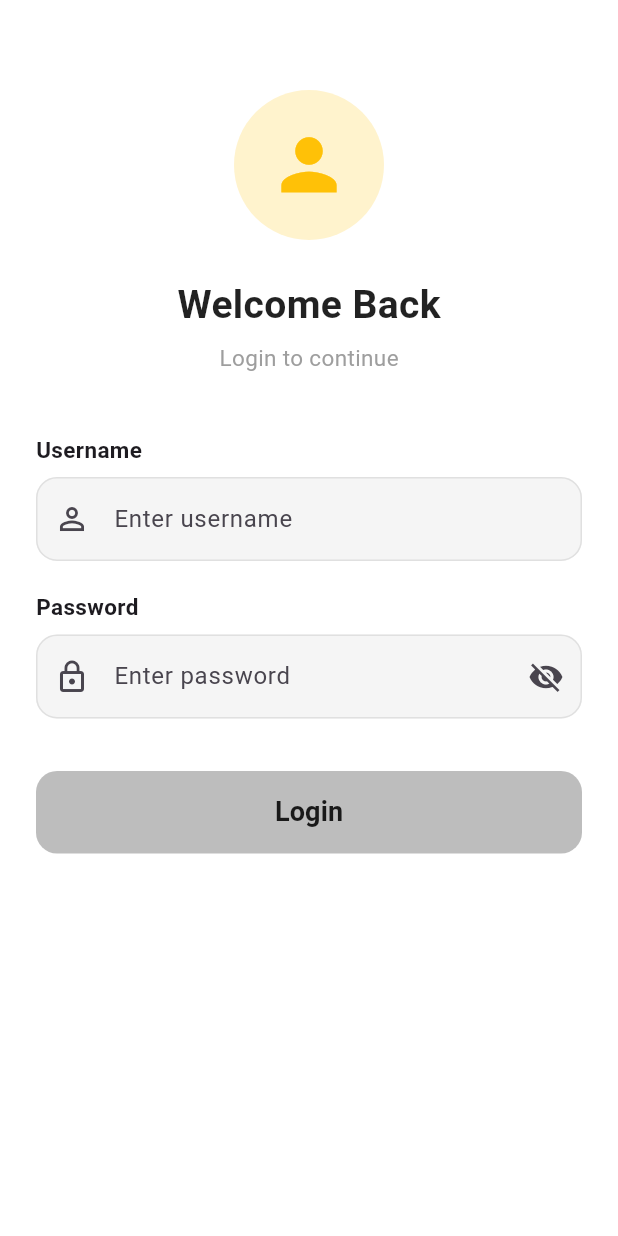
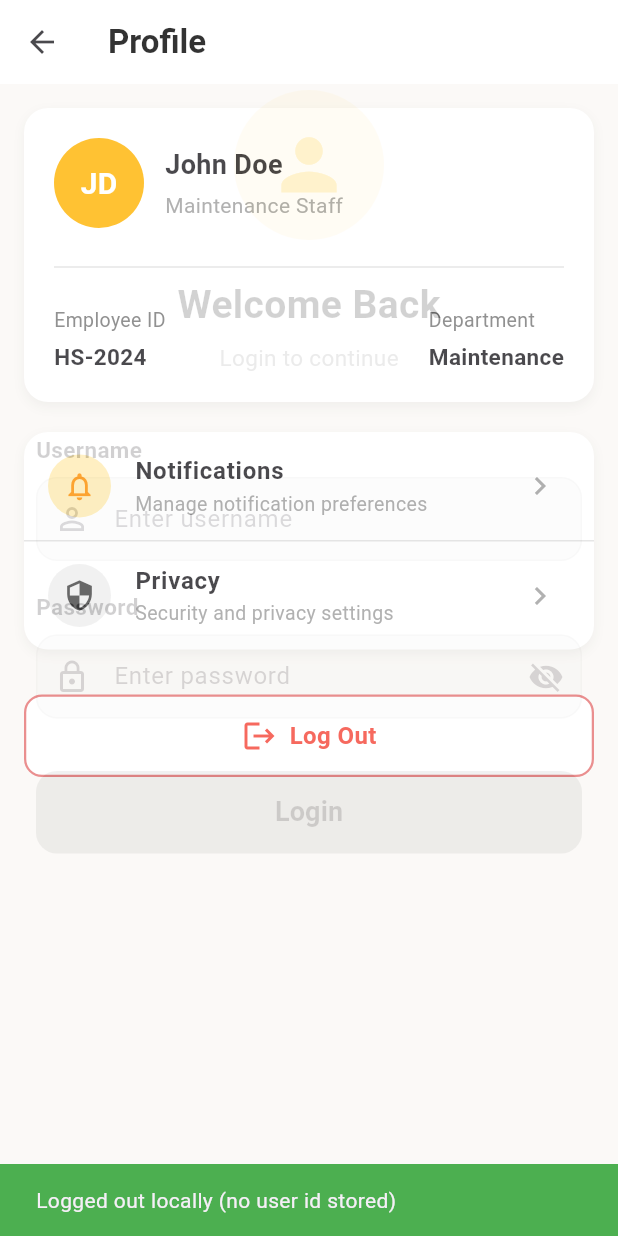
Before and after one commit to shashankr5/grooviz_pwa, a Flutter app: the ProfilePage screen opened directly, after a tap on "Log Out", on a phone screen of 412 x 824 dp. Run offline on Flutter 3.47's test engine with Material 3 defaults, Android fonts, the phone set to English and light mode, and no system bars; our stand-ins replace device_info_plus, dio, firebase_messaging, package_info_plus, shared_preferences; accounts and stored records are empty.

Commit message:
login logout api

```diff
--- a/lib/constants/api_constants.dart
+++ b/lib/constants/api_constants.dart
@@ -1,11 +1,12 @@
 class ApiConstants {
   // Base URL
-  static const String baseUrl = "https://e4ik4u702g.execute-api.ap-south-1.amazonaws.com/prod";
+  static const String baseUrl = "https://m71rjqgt83.execute-api.ap-south-1.amazonaws.com/production";
 
   // Endpoints
-  static const String login = "$baseUrl/signage_login_mobile";
+  static const String login = "$baseUrl/ScreenSync_login_mobile";
+  static const String logout = "$baseUrl/ScreenSync_logout_mobile";
 
 }
 
 
-//https://e4ik4u702g.execute-api.ap-south-1.amazonaws.com/dev/signage_login_mobile
+//https://m71rjqgt83.execute-api.ap-south-1.amazonaws.com/production/ScreenSync_login_mobile
--- a/lib/profile_page.dart
+++ b/lib/profile_page.dart
@@ -1,5 +1,7 @@
 import 'package:flutter/material.dart';
-import 'login_page.dart'; // Make sure you have your LoginPage imported
+import 'login_page.dart';
+import '../services/logout_service.dart';
+import '../utils/user_session_helper.dart';
 
 class ProfilePage extends StatefulWidget {
   const ProfilePage({super.key});
@@ -12,17 +14,39 @@
   bool _isPressed = false;
 
   void _handleLogout(BuildContext context) async {
-    // Tap animation trigger
     setState(() => _isPressed = true);
-
+    await Future.delayed(const Duration(milliseconds: 150));
+    setState(() => _isPressed = false);
     await Future.delayed(const Duration(milliseconds: 150));
 
-    setState(() => _isPressed = false);
+    final logoutService = LogoutService();
+    final result = await logoutService.logout();
 
-    // Add small delay for animation smoothness
-    await Future.delayed(const Duration(milliseconds: 150));
+    if (!mounted) return;
 
-    // Navigate to Login Page with fade transition
+    if (!result["success"]) {
+      ScaffoldMessenger.of(context).showSnackBar(
+        SnackBar(
+          content: Text(result["message"]),
+          backgroundColor: Colors.redAccent,
+        ),
+      );
+      return;
+    }
+
+    // Successful logout
+    ScaffoldMessenger.of(context).showSnackBar(
+      SnackBar(
+        content: Text(result["message"]),  // dynamic message
+        backgroundColor: Colors.green,
+      ),
+    );
+
+    // Optional delay so logs appear BEFORE screen change
+    await Future.delayed(const Duration(milliseconds: 800));
+
+    if (!mounted) return;
+
     Navigator.of(context).pushReplacement(PageRouteBuilder(
       transitionDuration: const Duration(milliseconds: 500),
       pageBuilder: (_, __, ___) => const LoginPage(),
@@ -31,6 +55,7 @@
       },
     ));
   }
+
 
   @override
   Widget build(BuildContext context) {
--- a/lib/services/device_info.dart
+++ b/lib/services/device_info.dart
@@ -11,75 +11,86 @@
 
   static Future<Map<String, dynamic>> getDeviceInfo() async {
     return {
-      'installation_id': await _getInstallationId(),
-      'device_identifier': await _getDeviceIdentifier(),
-      'device_type': Platform.isAndroid ? 'android' : 'ios',
-      'device_model': await _getDeviceModel(),
-      'os_version': await _getOSVersion(),
-      'app_version': await _getAppVersion(),
+      "installation_id": await _getInstallationId(),
+      "device_identifier": await _getDeviceIdentifier(),
+      "device_type": Platform.isAndroid ? "android" : "ios",
+      "device_model": await _getDeviceModel(),
+      "os_version": await _getOSVersion(),
+      "app_version": await _getAppVersion(),
     };
   }
 
+  /// Persistent install ID
   static Future<String> _getInstallationId() async {
     final prefs = await SharedPreferences.getInstance();
-    var installationId = prefs.getString('installation_id');
+    String? id = prefs.getString("installation_id");
 
-    if (installationId == null) {
-      installationId = _uuid.v4();
-      await prefs.setString('installation_id', installationId);
+    if (id == null || id.isEmpty) {
+      id = _uuid.v4();
+      await prefs.setString("installation_id", id);
     }
 
-    return installationId;
+    return id;
   }
 
+  /// Guaranteed non-null device identifier
   static Future<String> _getDeviceIdentifier() async {
+    final prefs = await SharedPreferences.getInstance();
     try {
       if (Platform.isAndroid) {
-        final androidInfo = await _deviceInfo.androidInfo;
-        return androidInfo.id;
+        final android = await _deviceInfo.androidInfo;
+        final id = (android.id?.isNotEmpty == true) ? android.id! : "android_${_uuid.v4()}";
+        await prefs.setString("device_identifier", id);  // SAVE HERE
+        return id;
       } else {
-        final iosInfo = await _deviceInfo.iosInfo;
-        return iosInfo.identifierForVendor ?? 'unknown_ios';
+        final ios = await _deviceInfo.iosInfo;
+        final id = (ios.identifierForVendor?.isNotEmpty == true)
+            ? ios.identifierForVendor!
+            : "ios_${_uuid.v4()}";
+        await prefs.setString("device_identifier", id);  // SAVE HERE
+        return id;
       }
     } catch (e) {
-      return 'unknown_device_${_uuid.v4()}';
+      final fallback = "device_${_uuid.v4()}";
+      await prefs.setString("device_identifier", fallback);
+      return fallback;
     }
   }
 
   static Future<String> _getDeviceModel() async {
     try {
       if (Platform.isAndroid) {
-        final androidInfo = await _deviceInfo.androidInfo;
-        return '${androidInfo.manufacturer} ${androidInfo.model}';
+        final android = await _deviceInfo.androidInfo;
+        return "${android.manufacturer} ${android.model}";
       } else {
-        final iosInfo = await _deviceInfo.iosInfo;
-        return iosInfo.utsname.machine;
+        final ios = await _deviceInfo.iosInfo;
+        return ios.utsname.machine ?? "iPhone";
       }
     } catch (e) {
-      return 'Unknown';
+      return "Unknown Device";
     }
   }
 
   static Future<String> _getOSVersion() async {
     try {
       if (Platform.isAndroid) {
-        final androidInfo = await _deviceInfo.androidInfo;
-        return 'Android ${androidInfo.version.release}';
+        final android = await _deviceInfo.androidInfo;
+        return "Android ${android.version.release}";
       } else {
-        final iosInfo = await _deviceInfo.iosInfo;
-        return 'iOS ${iosInfo.systemVersion}';
+        final ios = await _deviceInfo.iosInfo;
+        return "iOS ${ios.systemVersion}";
       }
     } catch (e) {
-      return 'Unknown';
+      return "Unknown OS";
     }
   }
 
   static Future<String> _getAppVersion() async {
     try {
-      final packageInfo = await PackageInfo.fromPlatform();
-      return packageInfo.version;
+      final info = await PackageInfo.fromPlatform();
+      return info.version;
     } catch (e) {
-      return '1.0.0';
+      return "1.0.0";
     }
   }
 }
--- /dev/null
+++ b/lib/services/logout_service.dart
@@ -0,0 +1,108 @@
+import 'dart:developer' as dev;
+import 'dart:convert';
+import 'package:dio/dio.dart';
+
+import '../constants/api_constants.dart';
+import '../utils/user_session_helper.dart';
+import 'device_info.dart';
+
+class LogoutService {
+  final Dio _dio;
+
+  LogoutService()
+      : _dio = Dio(
+          BaseOptions(
+            baseUrl: ApiConstants.baseUrl,
+            headers: {
+              'Content-Type': 'application/json',
+              'x-api-key': 'sa9F4GyTT45OImNkKjaHu6bsJbk8UWmZfKdzmeoc',
+            },
+            validateStatus: (status) => status != null && status < 500,
+          ),
+        );
+
+  Future<Map<String, dynamic>> logout() async {
+    try {
+      final userId = await UserSessionHelper.getUserId();
+
+      final info = await DeviceInfo.getDeviceInfo();
+
+      if (userId == null || userId == 0) {
+        await UserSessionHelper.clearSession();
+        return {"success": true, "message": "Logged out locally (no user id stored)"};
+      }
+
+      final payload = {
+        "user_id": userId,
+        "installation_id": info["installation_id"],
+        "stage": "dev"
+      };
+      // Api Call
+      final response = await _dio.post(ApiConstants.logout, data: payload);
+      dev.log("📥 Logout response: ${response.data}");
+
+      if (response.statusCode != 200) {
+        await UserSessionHelper.clearSession();
+        return {"success": true, "message": "Logged out locally (server error ${response.statusCode})"};
+      }
+      // Normal response
+      final resultList = response.data["RESULT"] as List?;
+      if (resultList != null && resultList.isNotEmpty) {
+        final status = resultList[0]["status"] ?? "F";
+        final message = resultList[0]["message"] ?? "";
+
+        if (status == "S") {
+          await UserSessionHelper.clearSession();
+          return {"success": true, "message": message};
+        }
+
+        if (message.toLowerCase().contains("no active session")) {
+          await UserSessionHelper.clearSession();
+          return {"success": true, "message": "Logged out (no active session)"};
+        }
+
+        return {"success": false, "message": message};
+      }
+
+      // Invalid server response
+      await UserSessionHelper.clearSession();
+      return {"success": true, "message": "Logged out locally (invalid response)"};
+
+    } on DioException catch (e) {
+      dev.log("❌ DioException in logout: ${e.message}");
+
+      // SQL error handler (same as login)
+      if (e.response?.data != null) {
+        final data = e.response!.data;
+
+        if (data["message"] != null && data["status"] != null) {
+          final isSuccess = data["status"] == "S";
+          if (isSuccess || data["message"].toString().toLowerCase().contains("no active session")) {
+            await UserSessionHelper.clearSession();
+            return {"success": true, "message": data["message"]};
+          }
+          return {"success": false, "message": data["message"]};
+        }
+
+        if (data["RESULT"] != null) {
+          final r = data["RESULT"][0];
+          final isSuccess = r["status"] == "S";
+          final message = r["message"];
+          if (isSuccess || message.toLowerCase().contains("no active session")) {
+            await UserSessionHelper.clearSession();
+            return {"success": true, "message": message};
+          }
+          return {"success": false, "message": message};
+        }
+      }
+
+      // Unexpected error → still logout locally
+      await UserSessionHelper.clearSession();
+      return {"success": true, "message": "Logged out locally (network error)"};
+
+    } catch (e) {
+      await UserSessionHelper.clearSession();
+      return {"success": false, "message": "Logout failed: $e"};
+    }
+  }
+}
--- a/lib/utils/user_session_helper.dart
+++ b/lib/utils/user_session_helper.dart
@@ -1,33 +1,83 @@
 import 'package:shared_preferences/shared_preferences.dart';
 
 class UserSessionHelper {
+  // ---------- USER ID ----------
   static Future<void> saveUserId(int userId) async {
     final prefs = await SharedPreferences.getInstance();
-    await prefs.setInt('user_id', userId);
+    await prefs.setInt("user_id", userId);
   }
 
   static Future<int?> getUserId() async {
     final prefs = await SharedPreferences.getInstance();
-    return prefs.getInt('user_id');
+    return prefs.getInt("user_id");
   }
 
+  // ---------- USER NAME ----------
   static Future<void> saveUserName(String name) async {
     final prefs = await SharedPreferences.getInstance();
-    await prefs.setString('user_name', name);
+    await prefs.setString("user_name", name);
   }
 
+  static Future<String?> getUserName() async {
+    final prefs = await SharedPreferences.getInstance();
+    return prefs.getString("user_name");
+  }
+
+  // ---------- EMAIL ----------
   static Future<void> saveEmail(String email) async {
     final prefs = await SharedPreferences.getInstance();
-    await prefs.setString('email', email);
+    await prefs.setString("email", email);
   }
 
+  static Future<String?> getEmail() async {
+    final prefs = await SharedPreferences.getInstance();
+    return prefs.getString("email");
+  }
+
+  // ---------- PHONE ----------
   static Future<void> savePhone(String phone) async {
     final prefs = await SharedPreferences.getInstance();
-    await prefs.setString('phone', phone);
+    await prefs.setString("phone", phone);
   }
 
+  static Future<String?> getPhone() async {
+    final prefs = await SharedPreferences.getInstance();
+    return prefs.getString("phone");
+  }
+
+  // ---------- LOGIN STATE ----------
   static Future<void> saveIsLoggedIn(bool value) async {
     final prefs = await SharedPreferences.getInstance();
-    await prefs.setBool('is_logged_in', value);
+    await prefs.setBool("is_logged_in", value);
   }
+
+  static Future<bool> isLoggedIn() async {
+    final prefs = await SharedPreferences.getInstance();
+    return prefs.getBool("is_logged_in") ?? false;
+  }
+
+  // ---------- CLEAR EVERYTHING ----------
+  static Future<void> clearSession() async {
+    final prefs = await SharedPreferences.getInstance();
+
+    // Preserve installation_id (device identity)
+    final installationId = prefs.getString("installation_id");
+    final deviceIdentifier = prefs.getString("device_identifier");
+
+    // Clear ONLY user-related data
+    await prefs.remove("user_id");
+    await prefs.remove("user_name");
+    await prefs.remove("email");
+    await prefs.remove("phone");
+    await prefs.remove("is_logged_in");
+
+    // Restore installation ID and device identifier
+    if (installationId != null) {
+      await prefs.setString("installation_id", installationId);
+    }
+    if (deviceIdentifier != null) {
+      await prefs.setString("device_identifier", deviceIdentifier);
+    }
+  }
+
 }
```
Also changed, not shown: lib/services/login_service.dart (+53 -37 lines), lib/services/api_services.dart (deleted).
